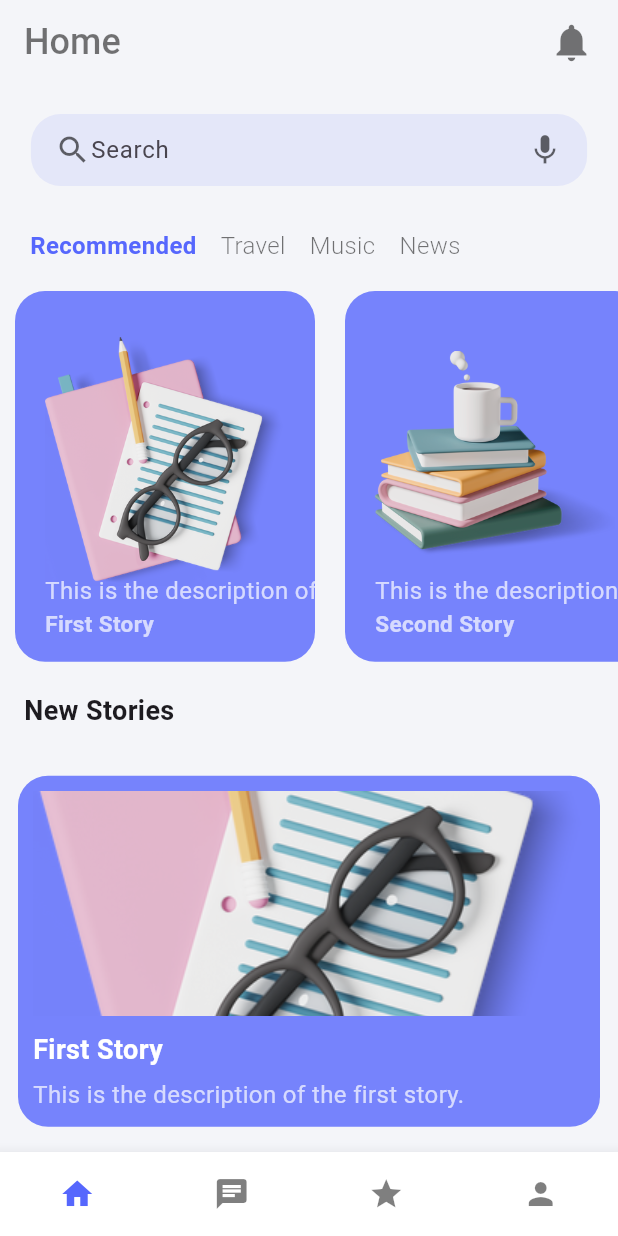
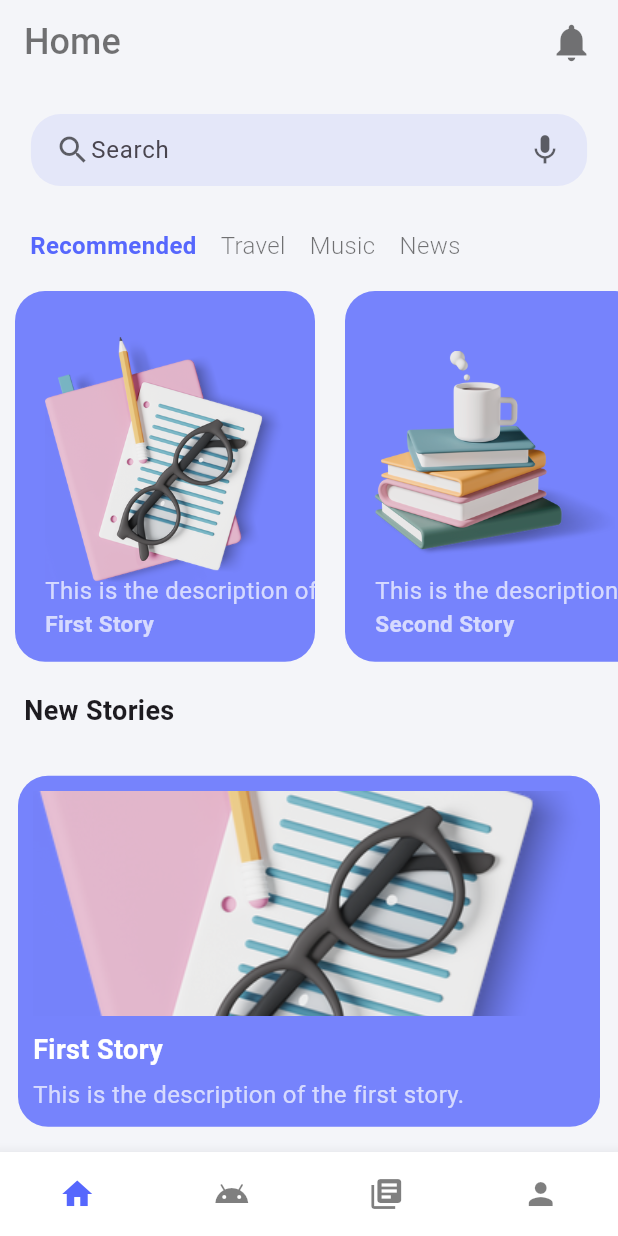
Before and after one commit to uoa-flutter-group20/flutter_education_app, a Flutter app: the screen it shows after launch, after a tap on the "arrow forward ios" icon, after a tap on "Skip", on a phone screen of 412 x 824 dp. Run offline on Flutter 3.47's test engine with Material 3 defaults, Android fonts, the phone set to English and light mode, and no system bars; drawn by our look-alikes of animated_bottom_navigation_bar; our stand-ins replace page_transition.

Commit message:
ikon degisimi

```diff
--- a/lib/presentation/root_page.dart
+++ b/lib/presentation/root_page.dart
@@ -32,8 +32,8 @@ class _RootPageState extends State<RootPage> {
   //List of the pages icons
   List<IconData> iconList = [
     Icons.home,
-    Icons.chat,
-    Icons.star,
+    Icons.android,
+    Icons.library_books,
     Icons.person,
   ];
 
--- a/lib/presentation/screens/onboarding_screen.dart
+++ b/lib/presentation/screens/onboarding_screen.dart
@@ -20,7 +20,7 @@ class _OnboardingScreenState extends State<OnboardingScreen> {
       backgroundColor: Color(0xFFF4F5F9),
       appBar: AppBar(
         elevation: 0.0,
-        backgroundColor: Colors.white,
+        backgroundColor: Color(0xFFF4F5F9),
         actions: [
           Padding(
             padding: const EdgeInsets.only(right: 20, top: 20),
```
